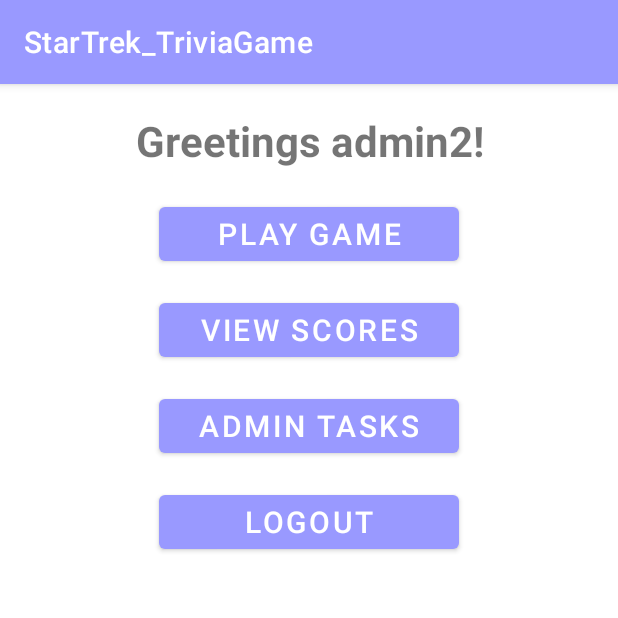
After one commit to nmalsabah/star-trek-trivia-game, an Android app: the AdminLandingPageActivity screen opened directly, with no data from a screen before it, on a phone screen of 412 x 824 dp, the top half of it. The commit adds this screen. Run offline under Robolectric (Android 15) with nearby library versions, the phone set to English and light mode, and no system bars.

Commit message:
Worked on admin/user landing page and logout.

```diff
--- a/app/src/main/AndroidManifest.xml
+++ b/app/src/main/AndroidManifest.xml
@@ -23,6 +23,12 @@
                 android:value="" />
         </activity>
         <activity
+            android:name=".UserLandingPageActivity"
+            android:exported="false" />
+        <activity
+            android:name=".AdminLandingPageActivity"
+            android:exported="false" />
+        <activity
             android:name=".MainActivity"
             android:exported="true">
             <intent-filter>
--- /dev/null
+++ b/app/src/main/java/com/example/startrek_triviagame/AdminLandingPageActivity.java
@@ -0,0 +1,60 @@
+package com.example.startrek_triviagame;
+
+import android.content.Intent;
+import android.os.Bundle;
+import android.view.View;
+import android.widget.Button;
+import android.widget.Toast;
+
+import androidx.appcompat.app.AppCompatActivity;
+
+public class AdminLandingPageActivity extends AppCompatActivity {
+
+    @Override
+    protected void onCreate(Bundle savedInstanceState) {
+        super.onCreate(savedInstanceState);
+        setContentView(R.layout.activity_admin_landing_page);
+
+        // Initialize UI elements
+        Button playGameButton = findViewById(R.id.admin_play_game_button);
+        Button viewScoresButton = findViewById(R.id.admin_view_scores_button);
+        Button adminTasksButton = findViewById(R.id.admin_tasks_button);
+        Button logoutButton = findViewById(R.id.admin_logout_button);
+
+        // Click listeners
+        playGameButton.setOnClickListener(new View.OnClickListener() {
+            @Override
+            public void onClick(View v) {
+
+            }
+        });
+
+        viewScoresButton.setOnClickListener(new View.OnClickListener() {
+            @Override
+            public void onClick(View v) {
+
+            }
+        });
+
+        adminTasksButton.setOnClickListener(new View.OnClickListener() {
+            @Override
+            public void onClick(View v) {
+
+            }
+        });
+
+        logoutButton.setOnClickListener(new View.OnClickListener() {
+            @Override
+            public void onClick(View v) {
+                Toast.makeText(AdminLandingPageActivity.this, "Logout Successful!", Toast.LENGTH_SHORT).show();
+                getIntent().putExtra("userId", -1);
+                startLoginActivity();
+            }
+        });
+    }
+
+    private void startLoginActivity() {
+        Intent intent = new Intent(this, LoginActivity.class);
+        startActivity(intent);
+    }
+}
--- /dev/null
+++ b/app/src/main/res/layout/activity_admin_landing_page.xml
@@ -0,0 +1,67 @@
+<?xml version="1.0" encoding="utf-8"?>
+<androidx.constraintlayout.widget.ConstraintLayout xmlns:android="http://schemas.android.com/apk/res/android"
+    xmlns:app="http://schemas.android.com/apk/res-auto"
+    xmlns:tools="http://schemas.android.com/tools"
+    android:layout_width="match_parent"
+    android:layout_height="match_parent"
+    android:orientation="vertical"
+    tools:context=".AdminLandingPageActivity">
+
+    <TextView
+        android:id="@+id/admin_label_textview"
+        android:layout_width="match_parent"
+        android:layout_height="44dp"
+        android:layout_marginTop="16dp"
+        android:gravity="center"
+        android:text="@string/greetings_admin"
+        android:textSize="28sp"
+        android:textStyle="bold"
+        app:layout_constraintEnd_toEndOf="parent"
+        app:layout_constraintStart_toStartOf="parent"
+        app:layout_constraintTop_toTopOf="parent" />
+
+    <Button
+        android:id="@+id/admin_play_game_button"
+        android:layout_width="200dp"
+        android:layout_height="wrap_content"
+        android:layout_margin="16dp"
+        android:text="@string/play_game"
+        android:textSize="20sp"
+        app:layout_constraintEnd_toEndOf="parent"
+        app:layout_constraintStart_toStartOf="parent"
+        app:layout_constraintTop_toBottomOf="@id/admin_label_textview" />
+
+    <Button
+        android:id="@+id/admin_view_scores_button"
+        android:layout_width="200dp"
+        android:layout_height="wrap_content"
+        android:layout_margin="16dp"
+        android:text="@string/view_scores"
+        android:textSize="20sp"
+        app:layout_constraintEnd_toEndOf="parent"
+        app:layout_constraintStart_toStartOf="parent"
+        app:layout_constraintTop_toBottomOf="@id/admin_play_game_button" />
+
+    <Button
+        android:id="@+id/admin_tasks_button"
+        android:layout_width="200dp"
+        android:layout_height="wrap_content"
+        android:layout_margin="16dp"
+        android:text="@string/admin_tasks"
+        android:textSize="20sp"
+        app:layout_constraintEnd_toEndOf="parent"
+        app:layout_constraintStart_toStartOf="parent"
+        app:layout_constraintTop_toBottomOf="@id/admin_view_scores_button" />
+
+    <Button
+        android:id="@+id/admin_logout_button"
+        android:layout_width="200dp"
+        android:layout_height="wrap_content"
+        android:layout_margin="16dp"
+        android:text="@string/logout"
+        android:textSize="20sp"
+        app:layout_constraintEnd_toEndOf="parent"
+        app:layout_constraintStart_toStartOf="parent"
+        app:layout_constraintTop_toBottomOf="@id/admin_tasks_button" />
+
+</androidx.constraintlayout.widget.ConstraintLayout>
--- a/app/src/main/res/layout/activity_main.xml
+++ b/app/src/main/res/layout/activity_main.xml
@@ -1,6 +1,5 @@
 <?xml version="1.0" encoding="utf-8"?>
-<androidx.constraintlayout.widget.ConstraintLayout
-    xmlns:android="http://schemas.android.com/apk/res/android"
+<androidx.constraintlayout.widget.ConstraintLayout xmlns:android="http://schemas.android.com/apk/res/android"
     xmlns:app="http://schemas.android.com/apk/res-auto"
     xmlns:tools="http://schemas.android.com/tools"
     android:layout_width="match_parent"
--- a/app/src/main/res/values/strings.xml
+++ b/app/src/main/res/values/strings.xml
@@ -10,4 +10,11 @@
     <string name="empty_not_saved">User not saved because it is empty</string>
     <string name="hint_word" >User</string>
     <string name="button_save" >Save</string>
+    <string name="greetings_admin">Greetings admin2!</string>
+    <string name="play_game">Play Game</string>
+    <string name="logout">Logout</string>
+    <string name="sign_up">Sign Up</string>
+    <string name="view_scores">View Scores</string>
+    <string name="admin_tasks">Admin Tasks</string>
+    <string name="greetings_user">Greetings testuser1!</string>
 </resources>
```
Also changed, not shown: app/src/main/java/com/example/startrek_triviagame/LoginActivity.java (+60 -4 lines), app/src/main/java/com/example/startrek_triviagame/MainActivity.java (+25 -17 lines), app/src/main/java/com/example/startrek_triviagame/StarTrekGameDao.java (+13 -16 lines), app/src/main/java/com/example/startrek_triviagame/StarTrekGameRepository.java (+4 -4 lines), app/src/main/java/com/example/startrek_triviagame/StarTrekGameViewModel.java (+5 -5 lines), app/src/main/java/com/example/startrek_triviagame/UserLandingPageActivity.java (added, +52 -0 lines), app/src/main/res/layout/activity_login.xml (+10 -2 lines), app/src/main/res/layout/activity_user_landing_page.xml (added, +56 -0 lines). Lines whose indentation alone changed are shown as unchanged.
